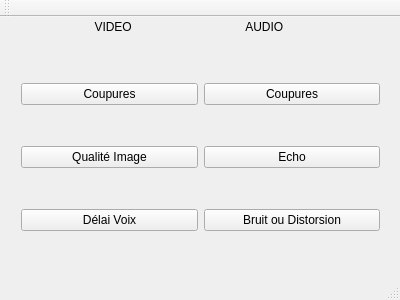
Qt form mainwindow.ui (eiithel/gui_test) before a commit.
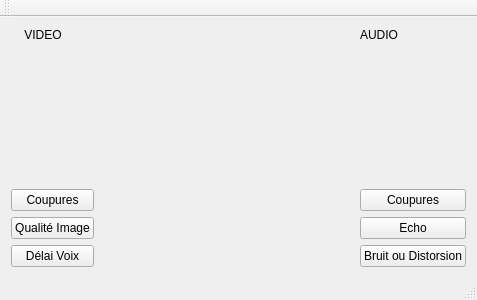
The same form after that commit. Custom widgets are drawn as their Qt base class.

The edit to the form file:
```diff
--- a/mainwindow.ui
+++ b/mainwindow.ui
@@ -14,14 +14,71 @@
    <string>MainWindow</string>
   </property>
   <widget class="QWidget" name="centralWidget">
+   <layout class="QHBoxLayout" name="horizontalLayout_2">
+    <item>
+     <layout class="QHBoxLayout" name="horizontalLayout">
+      <property name="spacing">
+       <number>6</number>
+      </property>
+      <property name="sizeConstraint">
+       <enum>QLayout::SetDefaultConstraint</enum>
+      </property>
+      <item>
+       <layout class="QGridLayout" name="gridLayout">
+        <item row="3" column="0">
+         <widget class="VigilButton" name="pushButton_3">
+          <property name="text">
+           <string>Délai Voix</string>
+          </property>
+          <attribute name="buttonGroup">
+           <string notr="true">buttonGroup</string>
+          </attribute>
+         </widget>
+        </item>
+        <item row="2" column="0">
+         <widget class="VigilButton" name="pushButton_2">
+          <property name="text">
+           <string>Qualité Image</string>
+          </property>
+          <attribute name="buttonGroup">
+           <string notr="true">buttonGroup</string>
+          </attribute>
+         </widget>
+        </item>
+        <item row="1" column="0">
+         <widget class="VigilButton" name="pushButton_1">
+          <property name="sizePolicy">
+           <sizepolicy hsizetype="Minimum" vsizetype="Fixed">
+            <horstretch>0</horstretch>
+            <verstretch>0</verstretch>
+           </sizepolicy>
+          </property>
+          <property name="text">
+           <string>Coupures</string>
+          </property>
+          <attribute name="buttonGroup">
+           <string notr="true">buttonGroup</string>
+          </attribute>
+         </widget>
+        </item>
+        <item row="0" column="0">
    <widget class="QLabel" name="label">
-    <property name="geometry">
-     <rect>
-      <x>16</x>
-      <y>0</y>
-      <width>181</width>
-      <height>20</height>
-     </rect>
+          <property name="sizePolicy">
+           <sizepolicy hsizetype="Minimum" vsizetype="Minimum">
+            <horstretch>0</horstretch>
+            <verstretch>0</verstretch>
+           </sizepolicy>
+          </property>
+          <property name="font">
+           <font>
+            <kerning>true</kerning>
+           </font>
+          </property>
+          <property name="autoFillBackground">
+           <bool>false</bool>
+          </property>
+          <property name="frameShadow">
+           <enum>QFrame::Plain</enum>
     </property>
     <property name="lineWidth">
      <number>1</number>
@@ -36,72 +93,54 @@
      <bool>false</bool>
     </property>
     <property name="alignment">
-     <set>Qt::AlignCenter</set>
+           <set>Qt::AlignJustify|Qt::AlignTop</set>
     </property>
     <property name="wordWrap">
      <bool>false</bool>
     </property>
    </widget>
-   <widget class="QLabel" name="label_2">
-    <property name="geometry">
-     <rect>
-      <x>226</x>
-      <y>0</y>
-      <width>131</width>
-      <height>20</height>
-     </rect>
-    </property>
-    <property name="text">
-     <string>      AUDIO</string>
-    </property>
-   </widget>
-   <widget class="QWidget" name="">
-    <property name="geometry">
-     <rect>
-      <x>10</x>
-      <y>20</y>
-      <width>381</width>
-      <height>241</height>
-     </rect>
-    </property>
-    <layout class="QHBoxLayout" name="horizontalLayout">
-     <item>
-      <layout class="QGridLayout" name="gridLayout">
-       <item row="1" column="0">
-        <widget class="VigilButton" name="pushButton_2">
-         <property name="text">
-          <string>Qualité Image</string>
-         </property>
-         <attribute name="buttonGroup">
-          <string notr="true">buttonGroup</string>
-         </attribute>
-        </widget>
-       </item>
-       <item row="2" column="0">
-        <widget class="VigilButton" name="pushButton_3">
-         <property name="text">
-          <string>Délai Voix</string>
-         </property>
-         <attribute name="buttonGroup">
-          <string notr="true">buttonGroup</string>
-         </attribute>
-        </widget>
-       </item>
-       <item row="0" column="0">
-        <widget class="VigilButton" name="pushButton_1">
-         <property name="text">
-          <string>Coupures</string>
-         </property>
-         <attribute name="buttonGroup">
-          <string notr="true">buttonGroup</string>
-         </attribute>
-        </widget>
        </item>
       </layout>
      </item>
+      <item>
+       <spacer name="horizontalSpacer">
+        <property name="orientation">
+         <enum>Qt::Horizontal</enum>
+        </property>
+        <property name="sizeType">
+         <enum>QSizePolicy::Fixed</enum>
+        </property>
+        <property name="sizeHint" stdset="0">
+         <size>
+          <width>260</width>
+          <height>20</height>
+         </size>
+        </property>
+       </spacer>
+      </item>
      <item>
       <layout class="QGridLayout" name="gridLayout_2">
+        <item row="1" column="0">
+         <widget class="VigilButton" name="pushButton_4">
+          <property name="text">
+           <string>Coupures</string>
+          </property>
+          <attribute name="buttonGroup">
+           <string notr="true">buttonGroup_2</string>
+          </attribute>
+         </widget>
+        </item>
        <item row="2" column="0">
+         <widget class="VigilButton" name="pushButton_5">
+          <property name="text">
+           <string>Echo</string>
+          </property>
+          <attribute name="buttonGroup">
+           <string notr="true">buttonGroup_2</string>
+          </attribute>
+         </widget>
+        </item>
+        <item row="3" column="0">
         <widget class="VigilButton" name="pushButton_6">
          <property name="font">
           <font>
@@ -122,29 +161,23 @@
         </widget>
        </item>
        <item row="0" column="0">
-        <widget class="VigilButton" name="pushButton_4">
-         <property name="text">
-          <string>Coupures</string>
-         </property>
-         <attribute name="buttonGroup">
-          <string notr="true">buttonGroup_2</string>
-         </attribute>
-        </widget>
-       </item>
-       <item row="1" column="0">
-        <widget class="VigilButton" name="pushButton_5">
+         <widget class="QLabel" name="label_2">
+          <property name="enabled">
+           <bool>true</bool>
+          </property>
          <property name="text">
-          <string>Echo</string>
-         </property>
-         <attribute name="buttonGroup">
-          <string notr="true">buttonGroup_2</string>
-         </attribute>
+           <string>AUDIO</string>
+          </property>
+          <property name="alignment">
+           <set>Qt::AlignJustify|Qt::AlignTop</set>
+          </property>
         </widget>
        </item>
       </layout>
      </item>
     </layout>
-   </widget>
+    </item>
+   </layout>
   </widget>
   <widget class="QToolBar" name="mainToolBar">
    <attribute name="toolBarArea">
```
Left out of the diff: 2 changed lines with no effect on the pictures. Lines whose indentation alone changed are shown as unchanged.
